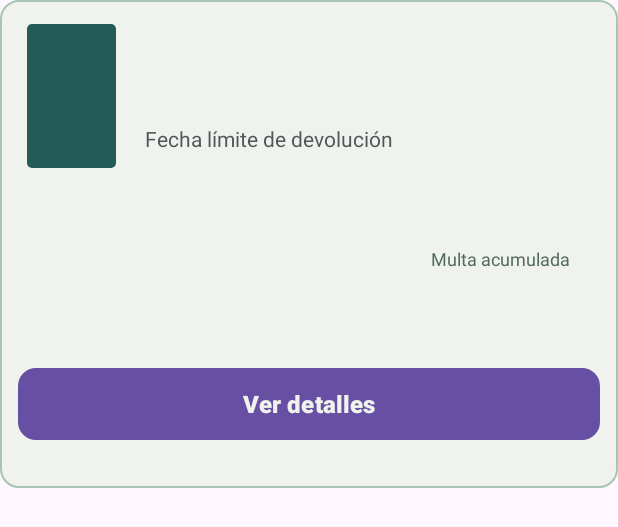
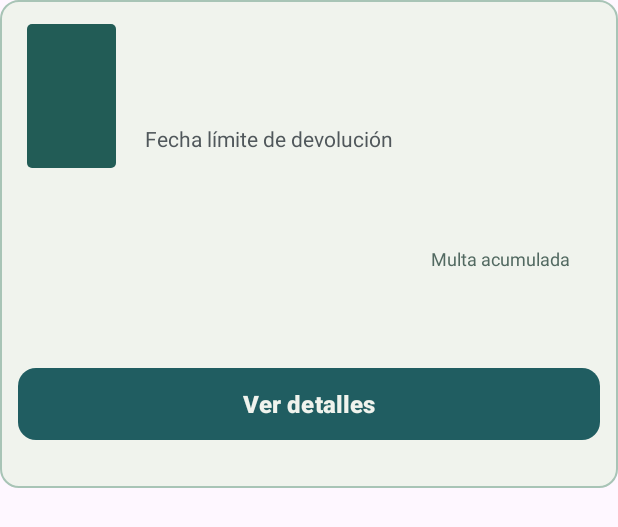
Before and after one commit to elehmzzz/app_SIBCAP, an Android app: the layout item_prestamo.xml on its own in the app's theme, with its tools: preview values and no code run, on a phone screen of 412 x 824 dp. Shown: the top 527 px of the screen. Run offline under Robolectric (Android 15) with nearby library versions, the phone set to English and light mode, and no system bars.

Commit message:
Correccion botones morados a verdes, item para las notificaciones

```diff
--- a/app/src/main/res/layout/item_prestamo.xml
+++ b/app/src/main/res/layout/item_prestamo.xml
@@ -1,5 +1,6 @@
 <?xml version="1.0" encoding="utf-8"?>
 <LinearLayout xmlns:android="http://schemas.android.com/apk/res/android"
+    xmlns:app="http://schemas.android.com/apk/res-auto"
     android:layout_width="match_parent"
     android:layout_height="wrap_content"
     android:layout_marginBottom="24dp"
@@ -15,18 +16,31 @@
         android:layout_height="wrap_content"
         android:orientation="horizontal">
 
-        <!-- Portada: mientras no haya imagen (portada_url es null) se muestra la inicial del título -->
+        <!-- Portada: se muestra la imagen (portada_url); si no hay o falla, queda la inicial del título -->
+        <FrameLayout
+            android:layout_width="59dp"
+            android:layout_height="96dp"
+            android:layout_marginStart="6dp">
+
             <TextView
                 android:id="@+id/tvItemPortada"
-            android:layout_width="59dp"
-            android:layout_height="96dp"
-            android:layout_marginStart="6dp"
+                android:layout_width="match_parent"
+                android:layout_height="match_parent"
                 android:background="@drawable/bg_portada"
                 android:gravity="center"
                 android:importantForAccessibility="no"
                 android:textColor="@color/sib_blanco"
                 android:textSize="26sp"
                 android:textStyle="bold" />
+
+            <ImageView
+                android:id="@+id/imgItemPortada"
+                android:layout_width="match_parent"
+                android:layout_height="match_parent"
+                android:contentDescription="Portada del libro"
+                android:scaleType="centerCrop"
+                android:visibility="gone" />
+        </FrameLayout>
 
         <LinearLayout
             android:layout_width="0dp"
@@ -120,6 +134,7 @@
         android:layout_marginTop="34dp"
         android:background="@drawable/bg_boton_estado"
         android:stateListAnimator="@null"
+        app:backgroundTint="@null"
         android:text="Ver detalles"
         android:textAllCaps="false"
         android:textColor="@color/sib_tarjeta"
--- a/app/src/main/res/layout/view_estado.xml
+++ b/app/src/main/res/layout/view_estado.xml
@@ -1,5 +1,6 @@
 <?xml version="1.0" encoding="utf-8"?>
-<merge xmlns:android="http://schemas.android.com/apk/res/android">
+<merge xmlns:android="http://schemas.android.com/apk/res/android"
+    xmlns:app="http://schemas.android.com/apk/res-auto">
 
     <LinearLayout
         android:id="@+id/estadoTarjeta"
@@ -64,6 +65,7 @@
             android:layout_marginTop="32dp"
             android:background="@drawable/bg_boton_estado"
             android:stateListAnimator="@null"
+            app:backgroundTint="@null"
             android:textAllCaps="false"
             android:textColor="@color/sib_blanco"
             android:textSize="16sp"
```
Also changed, not shown: app/src/main/java/com/example/app_sibcap/adaptador/PrestamoAdapter.kt (+33 -0 lines). Lines whose indentation alone changed are shown as unchanged.
